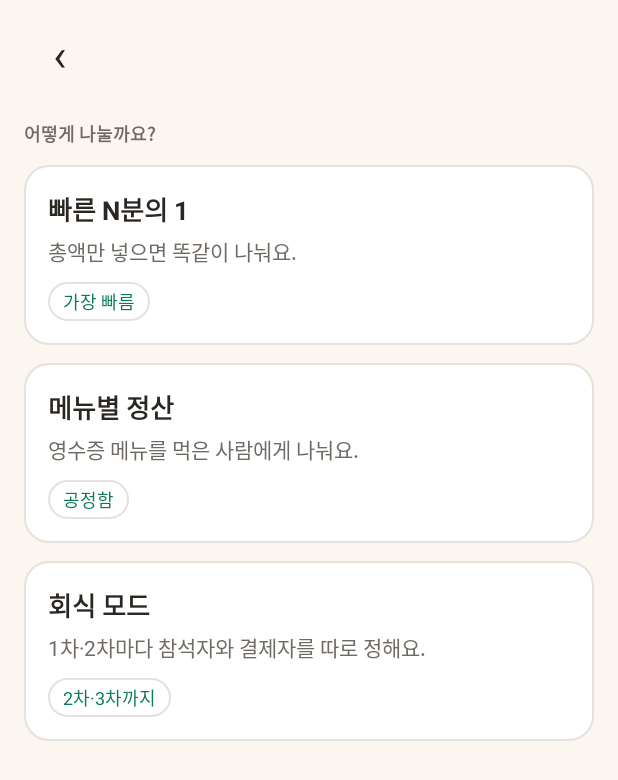
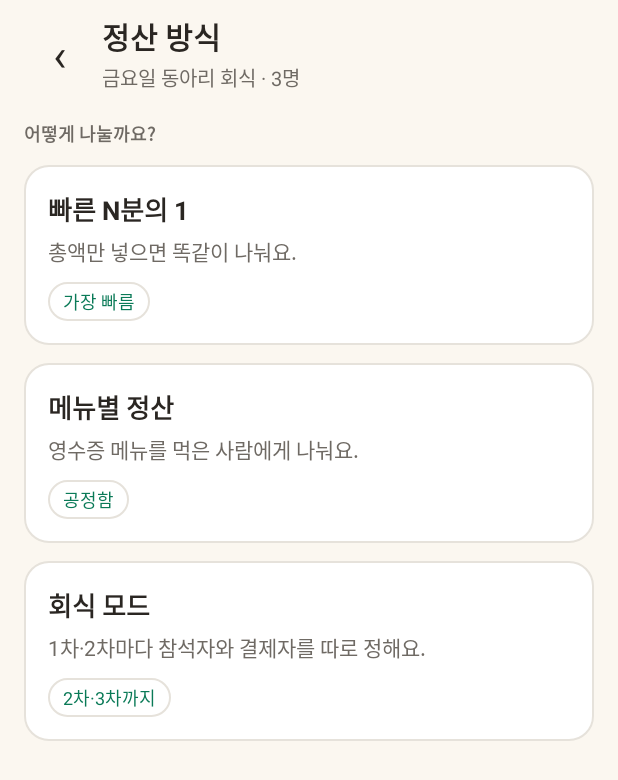
Before and after one commit to HoPhuKhang/Split, an Android app: the ModeActivity screen opened directly, with no data from a screen before it, on a phone screen of 412 x 824 dp. Shown: the top 780 px of the screen. Run offline under Robolectric (Android 15) with nearby library versions, the phone set to English and light mode, and no system bars.

Commit message:
feat: 정산 방식 선택 (ModeActivity)

```diff
--- a/app/src/main/java/com/example/split/ModeActivity.java
+++ b/app/src/main/java/com/example/split/ModeActivity.java
@@ -1,24 +1,28 @@
 package com.example.split;
 
+import android.content.Intent;
 import android.os.Bundle;
 
-import androidx.activity.EdgeToEdge;
-import androidx.appcompat.app.AppCompatActivity;
-import androidx.core.graphics.Insets;
-import androidx.core.view.ViewCompat;
-import androidx.core.view.WindowInsetsCompat;
-
-public class ModeActivity extends AppCompatActivity {
+/** Màn 2: chọn 1 trong 3 cách chia tiền. */
+public class ModeActivity extends BaseActivity {
 
     @Override
     protected void onCreate(Bundle savedInstanceState) {
         super.onCreate(savedInstanceState);
-        EdgeToEdge.enable(this);
         setContentView(R.layout.activity_mode);
-        ViewCompat.setOnApplyWindowInsetsListener(findViewById(R.id.main), (v, insets) -> {
-            Insets systemBars = insets.getInsets(WindowInsetsCompat.Type.systemBars());
-            v.setPadding(systemBars.left, systemBars.top, systemBars.right, systemBars.bottom);
-            return insets;
+        setupScreen("정산 방식", store().mealName + " · " + store().people.size() + "명");
+
+        findViewById(R.id.card_equal).setOnClickListener(v -> {
+            store().startEqual();
+            startActivity(new Intent(this, EqualActivity.class));
+        });
+        findViewById(R.id.card_items).setOnClickListener(v -> {
+            store().startItems();
+            startActivity(new Intent(this, RoundsActivity.class));
+        });
+        findViewById(R.id.card_hoesik).setOnClickListener(v -> {
+            store().startHoesik();
+            startActivity(new Intent(this, RoundsActivity.class));
         });
     }
 }
```
